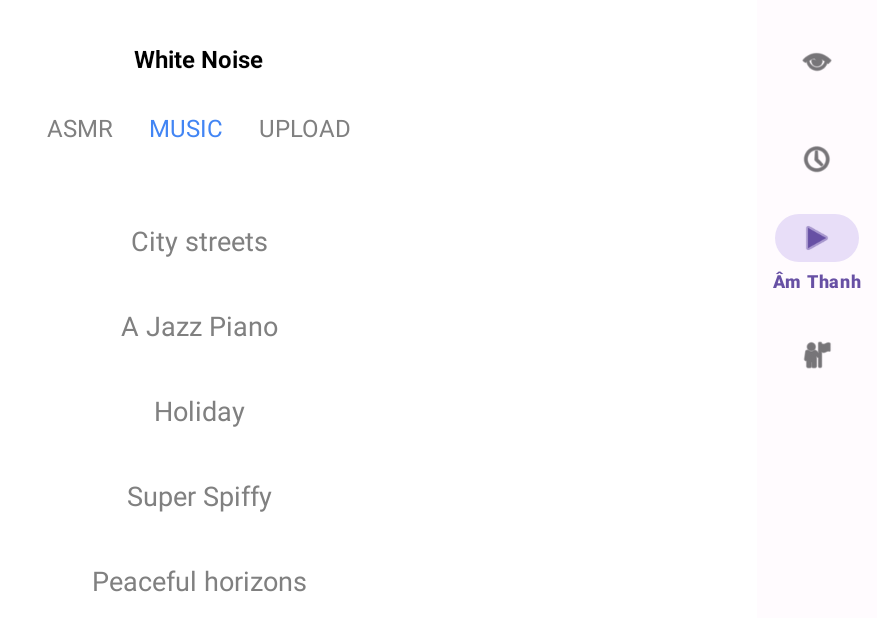
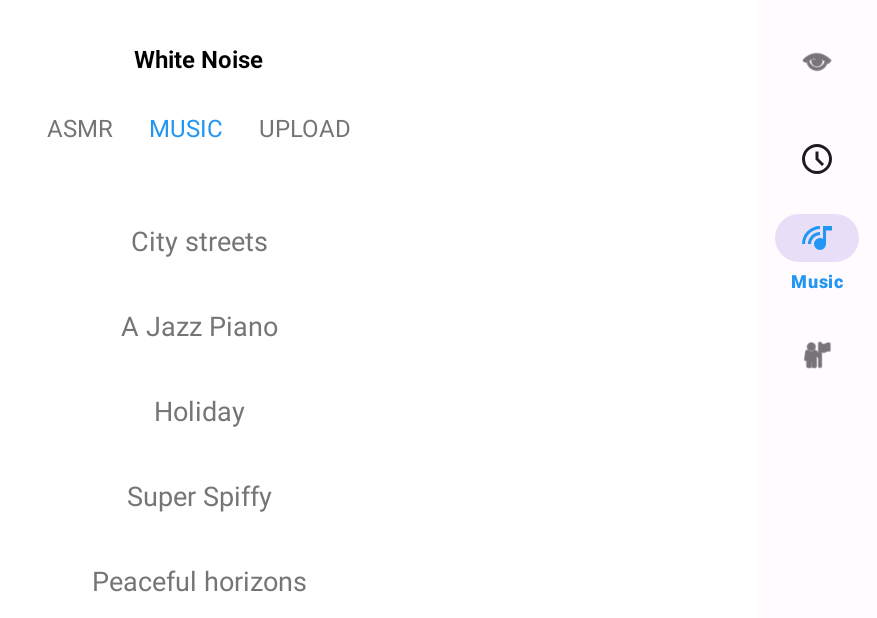
Before and after one commit to khaphong229/timer-study-app, an Android app: the SoundFragment screen opened through its navigation route, on a phone screen of 824 x 412 dp (held sideways). Shown: the whole screen, without its empty margins (359-1236 px from the left). Run offline under Robolectric (Android 15) with nearby library versions, the phone set to English and light mode, and no system bars; our stand-ins replace CircleImageView, navigation-ui.

Commit message:
feat: add shuffle and repeat buttons to sound fragment, update theme colors and drawable resources

```diff
--- a/app/src/main/java/com/example/timerstudy/view/fragments/SoundAdapter.java
+++ b/app/src/main/java/com/example/timerstudy/view/fragments/SoundAdapter.java
@@ -60,6 +60,10 @@ public class SoundAdapter extends RecyclerView.Adapter<SoundAdapter.SoundViewHol
         }
     }
 
+    public List<SoundItem> getSoundItems() {
+        return soundItems;
+    }
+
     class SoundViewHolder extends RecyclerView.ViewHolder {
         private TextView soundName;
         private View itemView;
--- a/app/src/main/java/com/example/timerstudy/view/fragments/SoundFragment.java
+++ b/app/src/main/java/com/example/timerstudy/view/fragments/SoundFragment.java
@@ -13,6 +13,7 @@ import android.view.LayoutInflater;
 import android.view.View;
 import android.view.ViewGroup;
 import android.widget.Button;
+import android.widget.ImageButton;
 import android.widget.SeekBar;
 import android.widget.TextView;
 import androidx.annotation.NonNull;
@@ -51,6 +52,9 @@ public class SoundFragment extends Fragment implements SoundPresenter.SoundView
     private static final int REQUEST_MODIFY_AUDIO_SETTINGS = 1001;
     private AudioManager audioManager;
     private android.media.MediaPlayer uploadedPlayer;
+    private ImageButton btnRandomAudio;
+    private ImageButton btnRepeatAudio;
+    private boolean isRepeatMode = false; // false: autoplay, true: repeat
 
     @Nullable
     @Override
@@ -85,6 +89,8 @@ public class SoundFragment extends Fragment implements SoundPresenter.SoundView
         uploadContainer = view.findViewById(R.id.uploadContainer);
         uploadButton = view.findViewById(R.id.uploadButton);
         uploadedAudioRecyclerView = view.findViewById(R.id.uploadedAudioRecyclerView);
+        btnRandomAudio = view.findViewById(R.id.btnRandomAudio);
+        btnRepeatAudio = view.findViewById(R.id.btnRepeatAudio);
     }
 
     private void setupRecyclerViews() {
@@ -152,6 +158,19 @@ public class SoundFragment extends Fragment implements SoundPresenter.SoundView
             uploadButton.setOnClickListener(v -> {
                 pickAudioFile();
             });
+        }
+
+        if (btnRandomAudio != null) {
+            btnRandomAudio.setOnClickListener(v -> {
+                playRandomAudio();
+            });
+        }
+
+        if (btnRepeatAudio != null) {
+            btnRepeatAudio.setOnClickListener(v -> {
+                toggleRepeatMode();
+            });
+            updateRepeatButtonUI();
         }
     }
 
@@ -325,6 +344,7 @@ public class SoundFragment extends Fragment implements SoundPresenter.SoundView
         volumeLabel.setText("Volume");
         volumeSeekBar.setProgress((int)(volume * 100));
         volumeContainer.setVisibility(View.VISIBLE);
+        updateRepeatButtonUI();
     }
 
     @Override
@@ -353,4 +373,34 @@ public class SoundFragment extends Fragment implements SoundPresenter.SoundView
         super.onDestroy();
         stopUploadedAudio();
     }
+
+    private void playRandomAudio() {
+        List<SoundItem> allSounds = new ArrayList<>();
+        allSounds.addAll(musicAdapter.getSoundItems());
+        allSounds.addAll(whiteNoiseAdapter.getSoundItems());
+        if (allSounds.isEmpty()) return;
+        int idx = (int) (Math.random() * allSounds.size());
+        SoundItem item = allSounds.get(idx);
+        presenter.onSoundItemClicked(item.getName());
+    }
+
+    private void toggleRepeatMode() {
+        isRepeatMode = !isRepeatMode;
+        updateRepeatButtonUI();
+    }
+
+    private void updateRepeatButtonUI() {
+        if (btnRepeatAudio != null) {
+            if (isRepeatMode) {
+                // Sửa lại icon repeat cho Android chuẩn
+                // btnRepeatAudio.setImageResource(android.R.drawable.ic_menu_revert);
+                btnRepeatAudio.setImageResource(R.drawable.repeat_24);
+                btnRepeatAudio.setContentDescription("Repeat");
+            } else {
+                // btnRepeatAudio.setImageResource(android.R.drawable.ic_media_next);
+                btnRepeatAudio.setImageResource(R.drawable.autoplay_24);
+                btnRepeatAudio.setContentDescription("Autoplay");
+            }
+        }
+    }
 }
--- /dev/null
+++ b/app/src/main/res/drawable/autoplay_24.xml
@@ -0,0 +1,9 @@
+<vector xmlns:android="http://schemas.android.com/apk/res/android"
+    android:width="24dp"
+    android:height="24dp"
+    android:viewportWidth="960"
+    android:viewportHeight="960">
+  <path
+      android:pathData="M380,660v-360l280,180 -280,180ZM480,920q-108,0 -202.5,-49.5T120,732v108L40,840v-240h240v80h-98q51,75 129.5,117.5T480,840q115,0 208.5,-66T820,599l78,18q-45,136 -160,219.5T480,920ZM42,440q7,-67 32,-128.5T143,198l57,57q-32,41 -52,87.5T123,440L42,440ZM256,199 L199,142q53,-44 114,-69.5T440,42v80q-51,5 -97,25t-87,52ZM705,199q-41,-32 -87.5,-52T520,122v-80q67,6 128.5,31T762,142l-57,57ZM838,440q-5,-51 -25,-97.5T761,255l57,-57q44,52 69,113.5T918,440h-80Z"
+      android:fillColor="#1f1f1f"/>
+</vector>
--- /dev/null
+++ b/app/src/main/res/drawable/music_cast_24.xml
@@ -0,0 +1,9 @@
+<vector xmlns:android="http://schemas.android.com/apk/res/android"
+    android:width="24dp"
+    android:height="24dp"
+    android:viewportWidth="960"
+    android:viewportHeight="960">
+  <path
+      android:pathData="M560,800q-66,0 -113,-47t-47,-113q0,-66 47,-113t113,-47q23,0 42.5,5.5T640,502v-342h240v120L720,280v360q0,66 -47,113t-113,47ZM80,640q0,-99 38,-186.5T221,301q65,-65 152.5,-103T560,160v80q-82,0 -155,31.5t-127.5,86q-54.5,54.5 -86,127T160,640L80,640ZM240,640q0,-66 25.5,-124.5t69,-102Q378,370 436,345t124,-25v80q-100,0 -170,70t-70,170h-80Z"
+      android:fillColor="#1f1f1f"/>
+</vector>
--- /dev/null
+++ b/app/src/main/res/drawable/repeat_24.xml
@@ -0,0 +1,9 @@
+<vector xmlns:android="http://schemas.android.com/apk/res/android"
+    android:width="24dp"
+    android:height="24dp"
+    android:viewportWidth="960"
+    android:viewportHeight="960">
+  <path
+      android:pathData="M280,880 L120,720l160,-160 56,58 -62,62h406v-160h80v240L274,760l62,62 -56,58ZM200,440v-240h486l-62,-62 56,-58 160,160 -160,160 -56,-58 62,-62L280,280v160h-80Z"
+      android:fillColor="#1f1f1f"/>
+</vector>
--- /dev/null
+++ b/app/src/main/res/drawable/schedule_24.xml
@@ -0,0 +1,9 @@
+<vector xmlns:android="http://schemas.android.com/apk/res/android"
+    android:width="24dp"
+    android:height="24dp"
+    android:viewportWidth="960"
+    android:viewportHeight="960">
+  <path
+      android:pathData="m612,668 l56,-56 -148,-148v-184h-80v216l172,172ZM480,880q-83,0 -156,-31.5T197,763q-54,-54 -85.5,-127T80,480q0,-83 31.5,-156T197,197q54,-54 127,-85.5T480,80q83,0 156,31.5T763,197q54,54 85.5,127T880,480q0,83 -31.5,156T763,763q-54,54 -127,85.5T480,880ZM480,480ZM480,800q133,0 226.5,-93.5T800,480q0,-133 -93.5,-226.5T480,160q-133,0 -226.5,93.5T160,480q0,133 93.5,226.5T480,800Z"
+      android:fillColor="#1f1f1f"/>
+</vector>
--- /dev/null
+++ b/app/src/main/res/drawable/shuffle_24.xml
@@ -0,0 +1,9 @@
+<vector xmlns:android="http://schemas.android.com/apk/res/android"
+    android:width="24dp"
+    android:height="24dp"
+    android:viewportWidth="960"
+    android:viewportHeight="960">
+  <path
+      android:pathData="M560,800v-80h104L537,593l57,-57 126,126v-102h80v240L560,800ZM216,800 L160,744 664,240L560,240v-80h240v240h-80v-104L216,800ZM367,423L160,216l56,-56 207,207 -56,56Z"
+      android:fillColor="#1f1f1f"/>
+</vector>
--- a/app/src/main/res/layout/fragment_sound.xml
+++ b/app/src/main/res/layout/fragment_sound.xml
@@ -101,6 +101,17 @@
     android:layout_marginTop="24dp"
     android:visibility="gone">
 
+    <!-- Nút random audio -->
+        <ImageButton
+        android:id="@+id/btnRandomAudio"
+        android:layout_width="40dp"
+        android:layout_height="40dp"
+        android:background="?attr/selectableItemBackgroundBorderless"
+        android:src="@drawable/shuffle_24"
+        android:contentDescription="Random Audio"
+        android:tint="@color/blue_accent"
+        android:layout_marginEnd="8dp"/>
+
     <TextView
         android:id="@+id/volumeLabel"
         android:layout_width="wrap_content"
@@ -115,8 +126,18 @@
         android:layout_width="200dp"
         android:layout_height="wrap_content"
         android:max="100"
-        android:progress="50" />
+        android:progress="50"
+        android:layout_marginEnd="8dp"/>
 
+    <!-- Nút repeat/autoplay -->
+    <ImageButton
+        android:id="@+id/btnRepeatAudio"
+        android:layout_width="40dp"
+        android:layout_height="40dp"
+        android:background="?attr/selectableItemBackgroundBorderless"
+        android:src="@drawable/repeat_24"
+        android:contentDescription="Repeat/Autoplay"
+        android:tint="@color/blue_accent"/>
 </LinearLayout>
 
 </LinearLayout>
--- a/app/src/main/res/menu/bottom_nav_menu.xml
+++ b/app/src/main/res/menu/bottom_nav_menu.xml
@@ -3,20 +3,20 @@
     <item
         android:id="@+id/homeFragment"
         android:icon="@android:drawable/ic_menu_view"
-        android:title="Trang Chủ" />
+        android:title="Home" />
 
     <item
         android:id="@+id/timerFragment"
-        android:icon="@android:drawable/ic_menu_recent_history"
+        android:icon="@drawable/schedule_24"
         android:title="Timer" />
 
     <item
         android:id="@+id/soundFragment"
-        android:icon="@android:drawable/ic_media_play"
-        android:title="Âm Thanh" />
+        android:icon="@drawable/music_cast_24"
+        android:title="Music" />
 
     <item
         android:id="@+id/profileFragment"
         android:icon="@android:drawable/ic_menu_myplaces"
-        android:title="Hồ Sơ" />
+        android:title="Profile" />
 </menu>
--- a/app/src/main/res/values-night/themes.xml
+++ b/app/src/main/res/values-night/themes.xml
@@ -2,8 +2,9 @@
     <!-- Dark theme for night mode -->
     <style name="Base.Theme.TimerStudy" parent="Theme.Material3.DayNight.NoActionBar">
         <!-- Primary brand color (dark) -->
-        <item name="colorPrimary">@color/md_theme_primary_dark</item>
-        <item name="colorOnPrimary">@color/md_theme_onPrimary_dark</item>
+        <item name="colorPrimary">@color/purple_500</item>
+        <item name="colorPrimaryVariant">@color/purple_700</item>
+        <item name="colorOnPrimary">@color/white</item>
         <item name="colorPrimaryContainer">#4F378B</item>
         <item name="colorOnPrimaryContainer">#EADDFF</item>
 
@@ -38,5 +39,7 @@
         <item name="android:windowLightNavigationBar" tools:targetApi="o_mr1">false</item>
     </style>
 
-    <style name="Theme.TimerStudy" parent="Base.Theme.TimerStudy" />
+    <style name="Theme.TimerStudy" parent="Base.Theme.TimerStudy">
+        <item name="colorAccent">@color/blue_accent</item>
+    </style>
 </resources>
--- a/app/src/main/res/values/colors.xml
+++ b/app/src/main/res/values/colors.xml
@@ -1,10 +1,10 @@
 <?xml version="1.0" encoding="utf-8"?>
 <resources>
     <!-- Material Design 3 Color Scheme - Primary -->
-    <color name="md_theme_primary">#6750A4</color>
+    <color name="md_theme_primary">#2196F3</color>
     <color name="md_theme_onPrimary">#FFFFFF</color>
-    <color name="md_theme_primaryContainer">#EADDFF</color>
-    <color name="md_theme_onPrimaryContainer">#21005D</color>
+    <color name="md_theme_primaryContainer">#E3F2FD</color>
+    <color name="md_theme_onPrimaryContainer">#1976D2</color>
 
     <!-- Secondary -->
     <color name="md_theme_secondary">#625B71</color>
@@ -32,16 +32,19 @@
     <color name="md_theme_outline">#79747E</color>
 
     <!-- Legacy colors (giữ lại nếu có) -->
-    <color name="black">#FF000000</color>
-    <color name="white">#FFFFFFFF</color>
+    <color name="black">#000000</color>
+    <color name="white">#FFFFFF</color>
 
     <!-- Dark theme colors (optional - cho night mode) -->
-    <color name="md_theme_primary_dark">#D0BCFF</color>
+    <color name="md_theme_primary_dark">#1976D2</color>
     <color name="md_theme_onPrimary_dark">#381E72</color>
     <color name="md_theme_surface_dark">#1C1B1F</color>
     <color name="md_theme_onSurface_dark">#E6E1E5</color>
 
-    <color name="gray_text">#808080</color>
-    <color name="blue_accent">#4285F4</color>
-    <color name="light_blue_bg">#1A4285F4</color>
+    <color name="gray_text">#757575</color>
+    <color name="blue_accent">#2196F3</color>
+    <color name="light_blue_bg">#E3F2FD</color>
+
+    <color name="purple_500">#2196F3</color>
+    <color name="purple_700">#1976D2</color>
 </resources>
--- a/app/src/main/res/values/themes.xml
+++ b/app/src/main/res/values/themes.xml
@@ -34,5 +34,10 @@
         <item name="android:windowLayoutInDisplayCutoutMode" tools:targetApi="p">shortEdges</item>
     </style>
 
-    <style name="Theme.TimerStudy" parent="Base.Theme.TimerStudy" />
+    <style name="Theme.TimerStudy" parent="Theme.MaterialComponents.DayNight.NoActionBar">
+        <item name="colorPrimary">@color/purple_500</item>
+        <item name="colorPrimaryVariant">@color/purple_700</item>
+        <item name="colorOnPrimary">@color/white</item>
+        <item name="colorAccent">@color/blue_accent</item>
+    </style>
 </resources>
```
Also changed, not shown: app/src/main/res/layout/activity_main.xml (line endings or trailing spaces).
